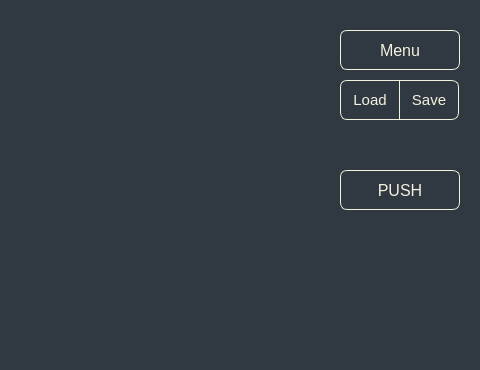
Old version of the form KeyBoardSetter/KeyboardSetter/Forms/configform.ui in the repository TabbycatPie/CustomKeyboard; both pictures show x 510 to 990 and y 0 to 370 of the 990 by 370 pixel window.
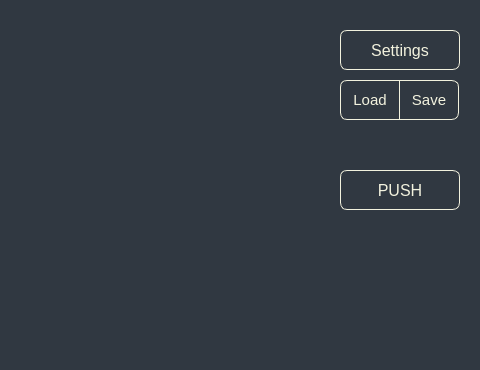
New version of the form.

Commit message: Fix Settings UI and package v1.0.2

The edit to the form file:
```diff
--- a/KeyBoardSetter/KeyboardSetter/Forms/configform.ui
+++ b/KeyBoardSetter/KeyboardSetter/Forms/configform.ui
@@ -180,7 +180,7 @@
 </string>
    </property>
    <property name="text">
-    <string>Menu</string>
+    <string>Settings</string>
    </property>
   </widget>
  </widget>
```
The commit also changes 24 other files.
